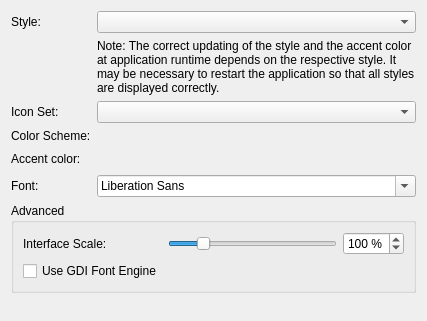
This is src/ui/widgets/DlgPreferencesPages/WdgPreferencesPageAppearance.ui in ma7t3/ScheduleMaster as Qt 5 draws it before an edit. The edited form follows.
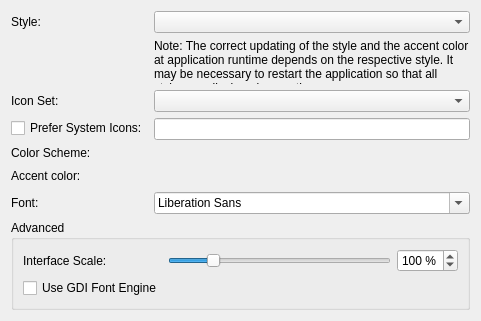
This is the edited form. Custom widgets are drawn as their Qt base class.

Commit message: Add option to use system Icons if available

The edit to the form file:
```diff
--- a/src/ui/widgets/DlgPreferencesPages/WdgPreferencesPageAppearance.ui
+++ b/src/ui/widgets/DlgPreferencesPages/WdgPreferencesPageAppearance.ui
@@ -6,7 +6,7 @@
    <rect>
     <x>0</x>
     <y>0</y>
-    <width>427</width>
+    <width>481</width>
     <height>321</height>
    </rect>
   </property>
@@ -26,14 +26,14 @@
      <item row="0" column="1">
       <widget class="QComboBox" name="cbStyle"/>
      </item>
-     <item row="4" column="0">
+     <item row="5" column="0">
       <widget class="QLabel" name="label">
        <property name="text">
         <string>Accent color:</string>
        </property>
       </widget>
      </item>
-     <item row="4" column="1">
+     <item row="5" column="1">
       <layout class="QHBoxLayout" name="horizontalLayout">
        <item>
         <widget class="WdgAccentColorSelector" name="acsAccentColor" native="true"/>
@@ -53,14 +53,14 @@
        </item>
       </layout>
      </item>
-     <item row="5" column="0">
+     <item row="6" column="0">
       <widget class="QLabel" name="lFont">
        <property name="text">
         <string>Font:</string>
        </property>
       </widget>
      </item>
-     <item row="5" column="1">
+     <item row="6" column="1">
       <widget class="QFontComboBox" name="fcbFont"/>
      </item>
      <item row="1" column="1">
@@ -76,14 +76,14 @@
        </property>
       </widget>
      </item>
-     <item row="3" column="0">
+     <item row="4" column="0">
       <widget class="QLabel" name="label_2">
        <property name="text">
         <string>Color Scheme:</string>
        </property>
       </widget>
      </item>
-     <item row="3" column="1">
+     <item row="4" column="1">
       <widget class="WdgColorSchemeSelector" name="cssColorScheme" native="true"/>
      </item>
      <item row="2" column="0">
@@ -96,6 +96,16 @@
      <item row="2" column="1">
       <widget class="QComboBox" name="cbIconSet"/>
      </item>
+     <item row="3" column="0">
+      <widget class="QCheckBox" name="cbPreferSystemIcons">
+       <property name="text">
+        <string>Prefer System Icons:</string>
+       </property>
+      </widget>
+     </item>
+     <item row="3" column="1">
+      <widget class="QLineEdit" name="leSystemIconTheme"/>
+     </item>
     </layout>
    </item>
    <item>
```
The commit also changes 8 other files.
